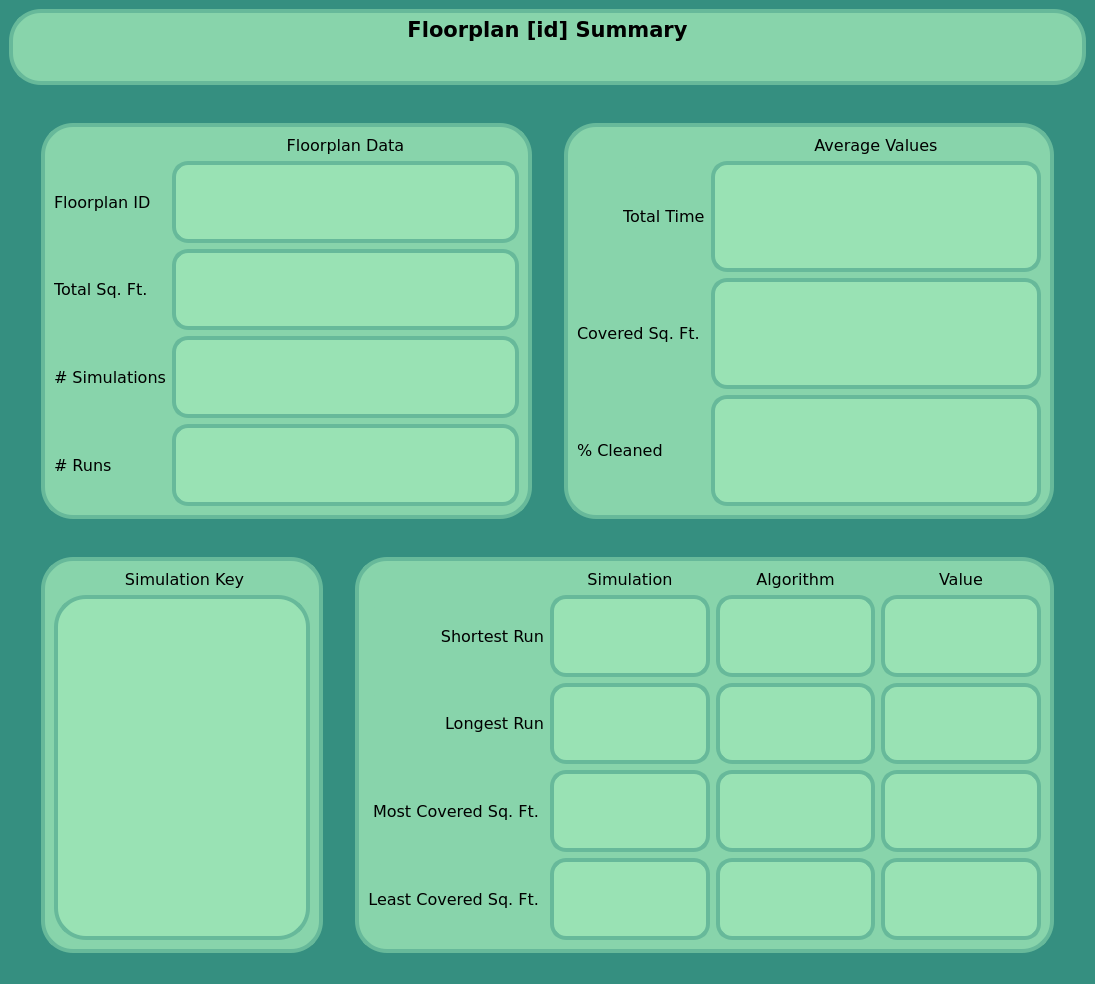
mdelaune/RoboSim, file summarywindow.ui: the form before one commit.
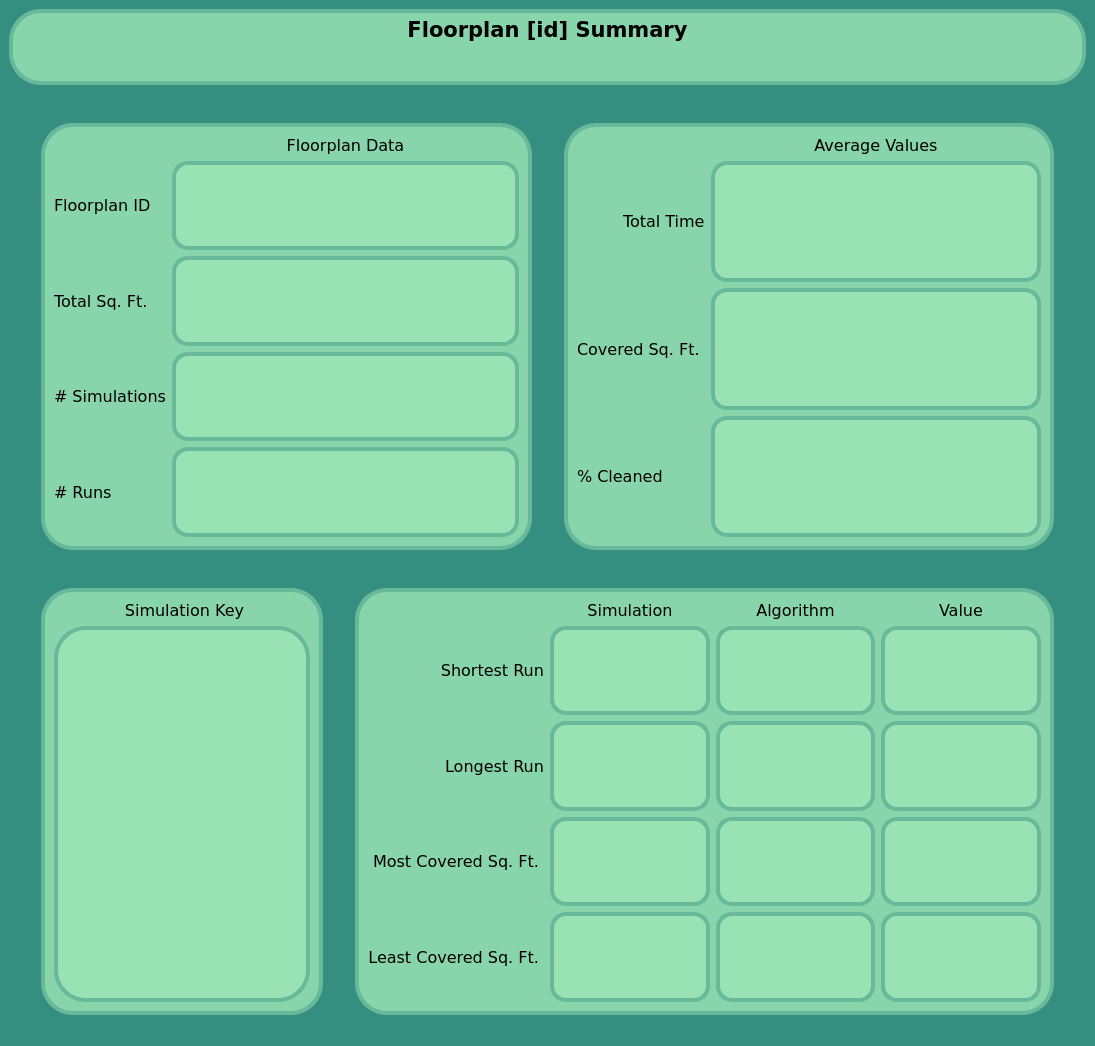
The form after the commit.

Commit message: summary window updates

Diff of the .ui file:
```diff
--- a/summarywindow.ui
+++ b/summarywindow.ui
@@ -7,7 +7,7 @@
     <x>0</x>
     <y>0</y>
     <width>1095</width>
-    <height>984</height>
+    <height>1046</height>
    </rect>
   </property>
   <property name="windowTitle">
@@ -105,7 +105,7 @@
            <property name="font">
             <font>
              <family>Verdana</family>
-             <pointsize>12</pointsize>
+             <pointsize>16</pointsize>
             </font>
            </property>
            <property name="styleSheet">
@@ -136,7 +136,7 @@
            <property name="font">
             <font>
              <family>Verdana</family>
-             <pointsize>12</pointsize>
+             <pointsize>16</pointsize>
             </font>
            </property>
            <property name="styleSheet">
@@ -167,7 +167,7 @@
            <property name="font">
             <font>
              <family>Verdana</family>
-             <pointsize>12</pointsize>
+             <pointsize>16</pointsize>
             </font>
            </property>
            <property name="styleSheet">
@@ -198,7 +198,7 @@
            <property name="font">
             <font>
              <family>Verdana</family>
-             <pointsize>12</pointsize>
+             <pointsize>16</pointsize>
             </font>
            </property>
            <property name="styleSheet">
@@ -259,7 +259,7 @@
            <property name="font">
             <font>
              <family>Verdana</family>
-             <pointsize>12</pointsize>
+             <pointsize>16</pointsize>
             </font>
            </property>
            <property name="styleSheet">
@@ -290,7 +290,7 @@
            <property name="font">
             <font>
              <family>Verdana</family>
-             <pointsize>12</pointsize>
+             <pointsize>16</pointsize>
             </font>
            </property>
            <property name="styleSheet">
@@ -321,7 +321,7 @@
            <property name="font">
             <font>
              <family>Verdana</family>
-             <pointsize>12</pointsize>
+             <pointsize>16</pointsize>
             </font>
            </property>
            <property name="styleSheet">
@@ -445,7 +445,7 @@
            <property name="font">
             <font>
              <family>Verdana</family>
-             <pointsize>12</pointsize>
+             <pointsize>16</pointsize>
             </font>
            </property>
            <property name="styleSheet">
@@ -486,7 +486,7 @@
            <property name="font">
             <font>
              <family>Verdana</family>
-             <pointsize>12</pointsize>
+             <pointsize>16</pointsize>
             </font>
            </property>
            <property name="styleSheet">
@@ -520,7 +520,7 @@
            <property name="font">
             <font>
              <family>Verdana</family>
-             <pointsize>12</pointsize>
+             <pointsize>16</pointsize>
             </font>
            </property>
            <property name="styleSheet">
@@ -554,7 +554,7 @@
            <property name="font">
             <font>
              <family>Verdana</family>
-             <pointsize>12</pointsize>
+             <pointsize>16</pointsize>
             </font>
            </property>
            <property name="styleSheet">
@@ -569,7 +569,7 @@
            <property name="font">
             <font>
              <family>Verdana</family>
-             <pointsize>12</pointsize>
+             <pointsize>16</pointsize>
             </font>
            </property>
            <property name="styleSheet">
@@ -584,7 +584,7 @@
            <property name="font">
             <font>
              <family>Verdana</family>
-             <pointsize>12</pointsize>
+             <pointsize>16</pointsize>
             </font>
            </property>
            <property name="styleSheet">
@@ -599,7 +599,7 @@
            <property name="font">
             <font>
              <family>Verdana</family>
-             <pointsize>12</pointsize>
+             <pointsize>16</pointsize>
             </font>
            </property>
            <property name="styleSheet">
@@ -633,7 +633,7 @@
            <property name="font">
             <font>
              <family>Verdana</family>
-             <pointsize>12</pointsize>
+             <pointsize>16</pointsize>
             </font>
            </property>
            <property name="styleSheet">
@@ -686,7 +686,7 @@
            <property name="font">
             <font>
              <family>Verdana</family>
-             <pointsize>12</pointsize>
+             <pointsize>16</pointsize>
             </font>
            </property>
            <property name="styleSheet">
@@ -701,7 +701,7 @@
            <property name="font">
             <font>
              <family>Verdana</family>
-             <pointsize>12</pointsize>
+             <pointsize>16</pointsize>
             </font>
            </property>
            <property name="styleSheet">
@@ -735,7 +735,7 @@
            <property name="font">
             <font>
              <family>Verdana</family>
-             <pointsize>12</pointsize>
+             <pointsize>16</pointsize>
             </font>
            </property>
            <property name="styleSheet">
@@ -750,7 +750,7 @@
            <property name="font">
             <font>
              <family>Verdana</family>
-             <pointsize>12</pointsize>
+             <pointsize>16</pointsize>
             </font>
            </property>
            <property name="styleSheet">
@@ -765,7 +765,7 @@
            <property name="font">
             <font>
              <family>Verdana</family>
-             <pointsize>12</pointsize>
+             <pointsize>16</pointsize>
             </font>
            </property>
            <property name="styleSheet">
```
The commit also changes 3 other files.
